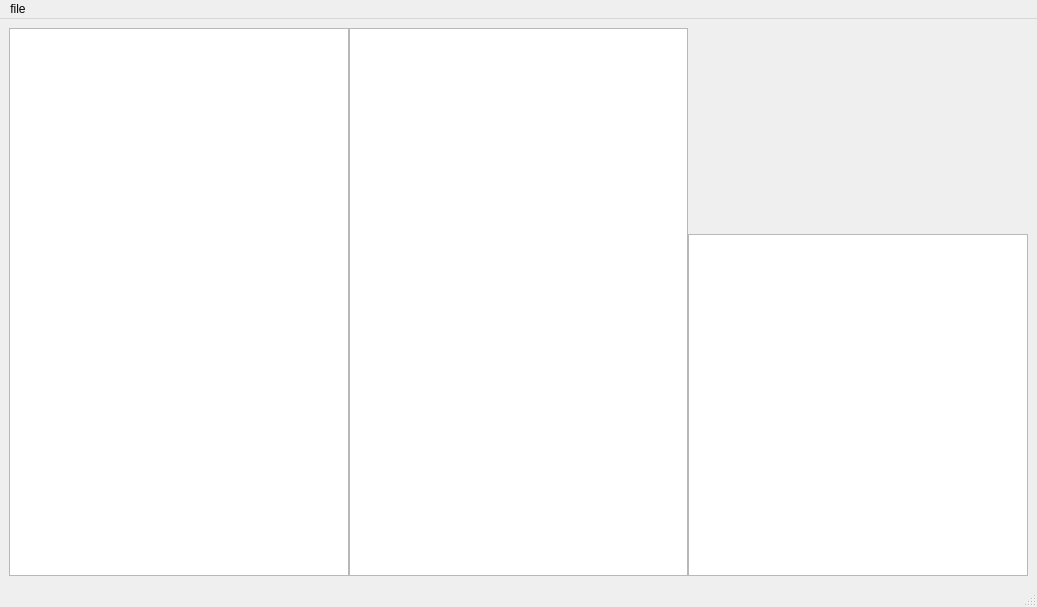
The window that manager/main.ui (feifeiboys/pywfn) describes before a commit, drawn with Qt 5.
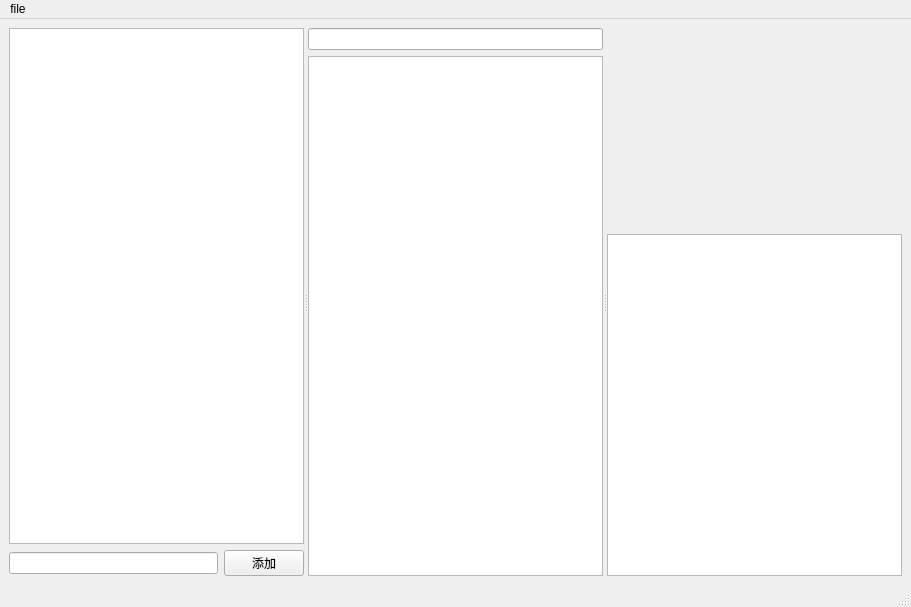
The same window after the commit.

Diff of the .ui file:
```diff
--- a/manager/main.ui
+++ b/manager/main.ui
@@ -6,7 +6,7 @@
    <rect>
     <x>0</x>
     <y>0</y>
-    <width>1037</width>
+    <width>911</width>
     <height>607</height>
    </rect>
   </property>
@@ -14,43 +14,46 @@
    <string>gaussian Manager</string>
   </property>
   <widget class="QWidget" name="centralwidget">
-   <layout class="QVBoxLayout" name="verticalLayout_2">
+   <layout class="QVBoxLayout" name="verticalLayout_4">
     <item>
      <widget class="QSplitter" name="splitter">
-      <property name="sizePolicy">
-       <sizepolicy hsizetype="Expanding" vsizetype="Preferred">
-        <horstretch>0</horstretch>
-        <verstretch>0</verstretch>
-       </sizepolicy>
-      </property>
-      <property name="frameShape">
-       <enum>QFrame::NoFrame</enum>
-      </property>
-      <property name="frameShadow">
-       <enum>QFrame::Plain</enum>
-      </property>
       <property name="orientation">
        <enum>Qt::Horizontal</enum>
       </property>
-      <property name="handleWidth">
-       <number>0</number>
-      </property>
-      <widget class="QTreeWidget" name="tree">
+      <widget class="QWidget" name="">
+       <layout class="QVBoxLayout" name="verticalLayout_2">
+        <item>
+         <widget class="QListWidget" name="list">
        <property name="minimumSize">
         <size>
          <width>200</width>
          <height>0</height>
         </size>
        </property>
-       <attribute name="headerVisible">
-        <bool>false</bool>
-       </attribute>
-       <column>
+         </widget>
+        </item>
+        <item>
+         <layout class="QHBoxLayout" name="horizontalLayout">
+          <item>
+           <widget class="QLineEdit" name="route_input"/>
+          </item>
+          <item>
+           <widget class="QPushButton" name="route_btn">
         <property name="text">
-         <string>文件</string>
-        </property>
-       </column>
-      </widget>
+             <string>添加</string>
+            </property>
+           </widget>
+          </item>
+         </layout>
+        </item>
+       </layout>
+      </widget>
+      <widget class="QWidget" name="">
+       <layout class="QVBoxLayout" name="verticalLayout_3">
+        <item>
+         <widget class="QLineEdit" name="lineEdit_2"/>
+        </item>
+        <item>
       <widget class="QTableWidget" name="table">
        <property name="sizePolicy">
         <sizepolicy hsizetype="Expanding" vsizetype="Expanding">
@@ -58,11 +61,11 @@
          <verstretch>0</verstretch>
         </sizepolicy>
        </property>
-       <property name="gridStyle">
-        <enum>Qt::DashLine</enum>
-       </property>
-      </widget>
-      <widget class="QWidget" name="">
+         </widget>
+        </item>
+       </layout>
+      </widget>
+      <widget class="QWidget" name="layoutWidget">
        <layout class="QVBoxLayout" name="verticalLayout">
         <item>
          <widget class="QLabel" name="img">
@@ -106,7 +109,7 @@
     <rect>
      <x>0</x>
      <y>0</y>
-     <width>1037</width>
+     <width>911</width>
      <height>22</height>
     </rect>
    </property>
```
Lines whose indentation alone changed are shown as unchanged.
